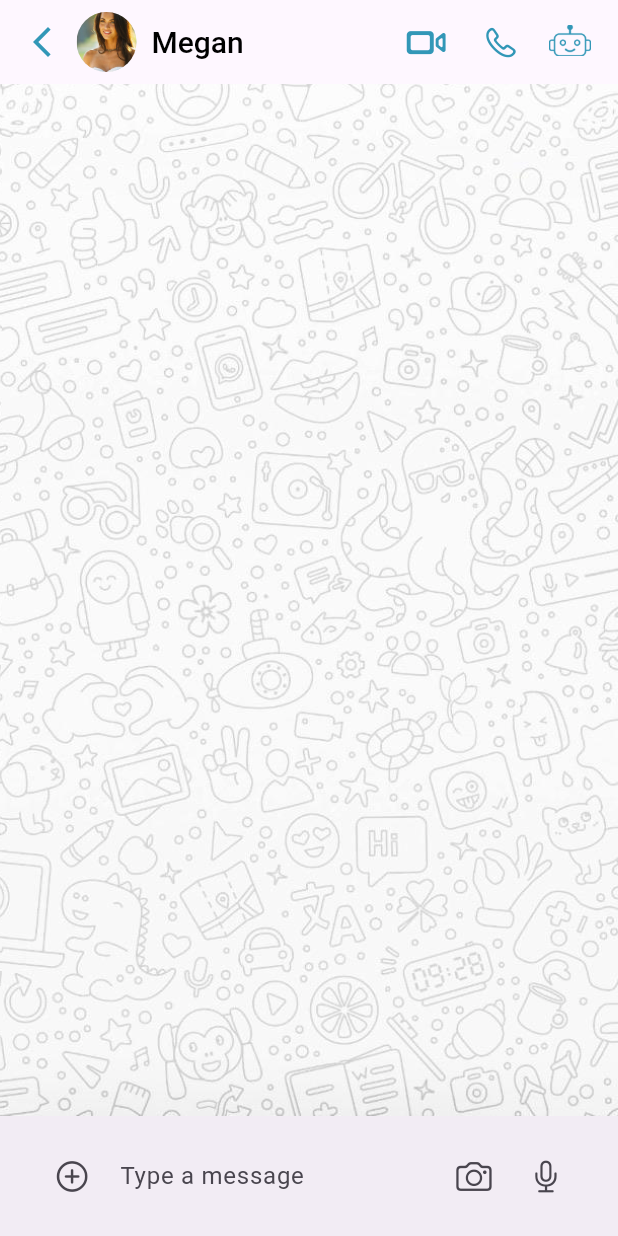
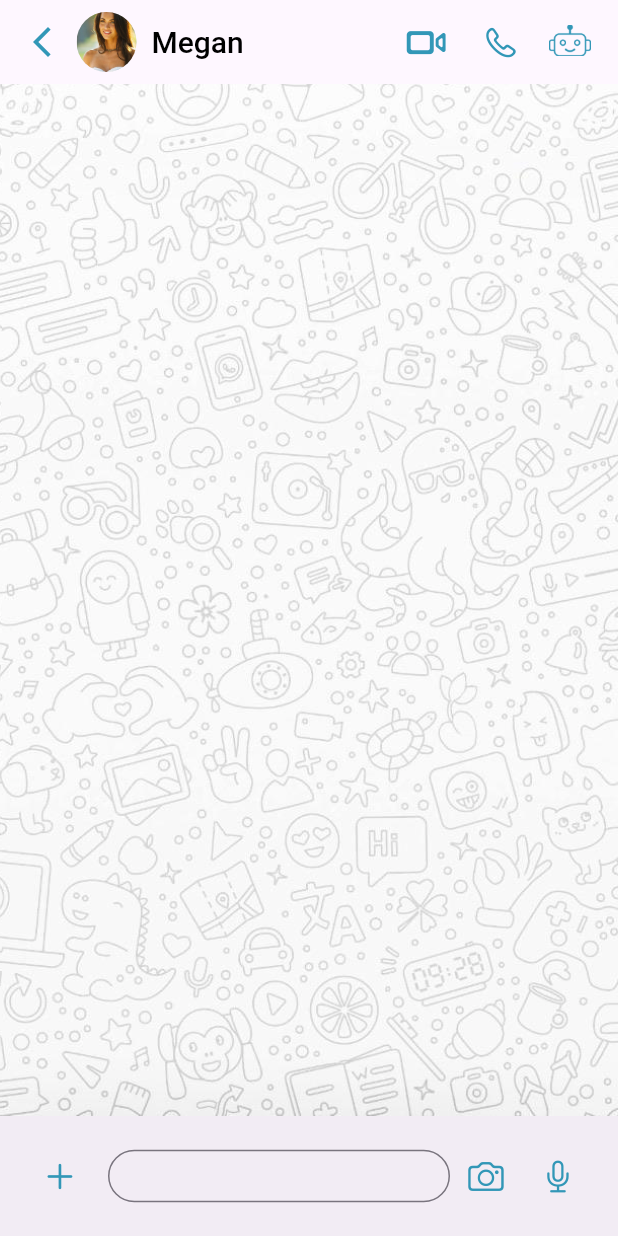
Before and after one commit to melmmarc/kibuddy, a Flutter app: the screen it shows after launch, on a phone screen of 412 x 824 dp. Run offline on Flutter 3.47's test engine with Material 3 defaults, Android fonts, the phone set to English and light mode, and no system bars.

Commit message:
textbar changes

```diff
--- a/kibuddy/lib/screens/chat.dart
+++ b/kibuddy/lib/screens/chat.dart
@@ -16,7 +16,7 @@ class ChatPage extends StatelessWidget {
             fit: BoxFit.cover,
           ),
         ),
-        child: Column( // Use Column for vertical layout
+        child: Column(
           children: [
             AppBar(
               leading: IconButton(
@@ -80,7 +80,6 @@ class ChatPage extends StatelessWidget {
                 ),
               ],
             ),
-            // Expanded to fill remaining space
             Expanded(
               child: Container(
                 // Your chat content goes here
@@ -89,14 +88,14 @@ class ChatPage extends StatelessWidget {
           ],
         ),
       ),
-      // Chat input bar
       bottomNavigationBar: BottomAppBar(
         child: Padding(
-          padding: const EdgeInsets.symmetric(horizontal: 8.0),
+          padding: const EdgeInsets.symmetric(horizontal: 0.0),
           child: Row(
             children: [
               IconButton(
-                icon: const Icon(CupertinoIcons.plus_circle),
+                icon: const Icon(CupertinoIcons.plus),
+                color: const Color(0xFF3297B7),
                 onPressed: () {
                   // Add functionality for the plus icon
                 },
@@ -104,23 +103,36 @@ class ChatPage extends StatelessWidget {
               Expanded(
                 child: Padding(
                   padding: const EdgeInsets.only(left: 8.0),
-                  child: TextField(
-                    decoration: const InputDecoration(
-                      hintText: 'Type a message',
-                      border: InputBorder.none,
+                  child: Theme(
+                    data: ThemeData(
+                      primaryColor: Colors.grey,
                     ),
-                    // Add functionality to handle text input
+                    child: SizedBox(
+                      height: 35, // Set the height of the text input field
+                      child: TextField(
+                        decoration: InputDecoration(
+                          hintText: '',
+                          contentPadding: const EdgeInsets.symmetric(horizontal: 10),
+                          border: OutlineInputBorder(
+                            borderRadius: BorderRadius.circular(20.0),
+                          ),
+                        ),
+                        // Add functionality to handle text input
+                      ),
+                    ),
                   ),
                 ),
               ),
               IconButton(
                 icon: const Icon(CupertinoIcons.camera),
+                color: const Color(0xFF3297B7),
                 onPressed: () {
                   // Add functionality for the camera icon
                 },
               ),
               IconButton(
                 icon: const Icon(CupertinoIcons.mic),
+                color: const Color(0xFF3297B7),
                 onPressed: () {
                   // Add functionality for the microphone icon
                 },
```
